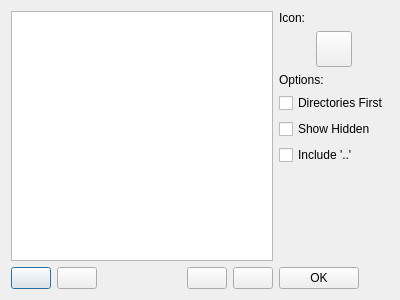
Above: sfbm/data/prefs.ui from kahu/sfbm before the change. Below: the same form after it.
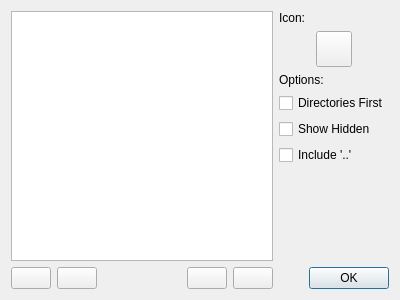
That is the form after the change. Icons and pictures are not drawn.

```diff
--- a/sfbm/data/prefs.ui
+++ b/sfbm/data/prefs.ui
@@ -165,7 +165,7 @@
          </property>
         </spacer>
        </item>
-       <item>
+       <item alignment="Qt::AlignRight">
         <widget class="QPushButton" name="okButton">
          <property name="minimumSize">
           <size>
@@ -179,6 +179,9 @@
            <height>16777215</height>
           </size>
          </property>
+         <property name="layoutDirection">
+          <enum>Qt::LeftToRight</enum>
+         </property>
          <property name="text">
           <string>OK</string>
          </property>
@@ -187,6 +190,9 @@
            <normaloff/>
           </iconset>
          </property>
+         <property name="default">
+          <bool>true</bool>
+         </property>
         </widget>
        </item>
       </layout>
```
